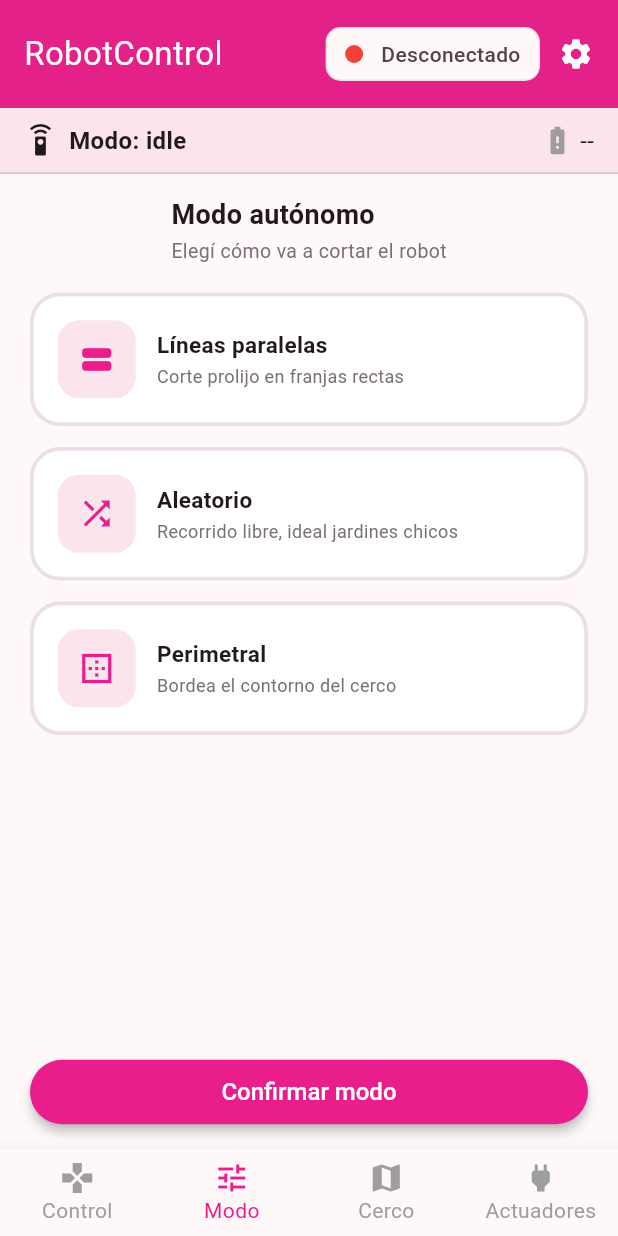
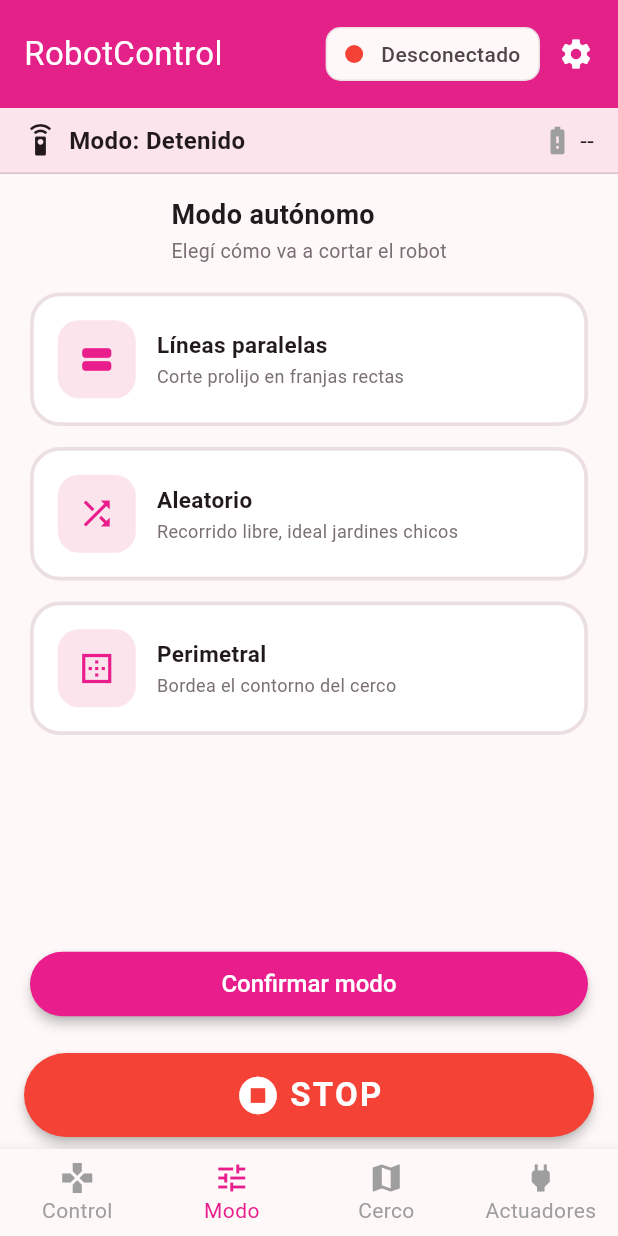
Before and after one commit to carolparedesf/lawn-mower-robot, a Flutter app: the screen it shows after launch, item 2 of the bottom bar chosen, after a tap on "Líneas paralelas", on a phone screen of 412 x 824 dp. Run offline on Flutter 3.47's test engine with Material 3 defaults, Android fonts, the phone set to English and light mode, and no system bars; our stand-ins replace flutter_map, latlong2; missing offline and left inert: flutter_joystick, mqtt_client.

Commit message:
feat(app): boton STOP, estado en espanol y fuera la opcion de rectangulo
- STOP grande y siempre visible: publica {"dir":"stop","speed":0.0} en
  robot/cmd/move y setMode('stop').
- Barra de estado en espanol (Detenido, Manual, Aleatorio, Lineas
  paralelas, Perimetral; bateria "--" sin dato).
- Se quita "Rectangulo por medidas" (boton, dialogo, codigo y tests);
  quedan tocar para dibujar, "Vertice en el robot" y la etiqueta de tamano.
- Sin emoji en el boton de modo autonomo.

```diff
--- a/mobile_app/lawnbot_app/lib/providers/connection_provider.dart
+++ b/mobile_app/lawnbot_app/lib/providers/connection_provider.dart
@@ -4,6 +4,9 @@ import 'package:flutter/foundation.dart';
 import 'package:mqtt_client/mqtt_client.dart';
 import '../config/mqtt_config.dart';
 import '../services/mqtt_service.dart';
+
+/// Payload of robot/cmd/move for "no movement" (what the joystick sends on release).
+String stopMovePayload() => jsonEncode({'dir': 'stop', 'speed': 0.0});
 
 class ConnectionProvider extends ChangeNotifier {
   bool _connected = false;
@@ -39,6 +42,16 @@ class ConnectionProvider extends ChangeNotifier {
     MqttService.instance.disconnect();
   }
 
+  /// STOP: speed 0 on robot/cmd/move (same format as the joystick) and the
+  /// "stop" mode on robot/cmd/mode (same as the Detener button).
+  void sendStop() {
+    MqttService.instance.publish(
+      MqttConfig.topicCmdMove,
+      stopMovePayload(),
+    );
+    setMode('stop');
+  }
+
   void setMode(String mode) {
     final payload = jsonEncode({'mode': mode});
     MqttService.instance.publish(
--- a/mobile_app/lawnbot_app/lib/screens/control_screen.dart
+++ b/mobile_app/lawnbot_app/lib/screens/control_screen.dart
@@ -5,22 +5,14 @@ import 'package:provider/provider.dart';
 import '../providers/connection_provider.dart';
 import '../providers/robot_state_provider.dart';
 import '../theme/robo_theme.dart';
+import '../utils/mode_labels.dart';
 import '../widgets/joystick_widget.dart';
 import '../widgets/robo_bottom_nav.dart';
 import '../widgets/robo_top_bar.dart';
+import '../widgets/robot_marker.dart';
 import '../widgets/speed_limit_selector.dart';
-import '../widgets/robot_marker.dart';
 
 const LatLng _defaultCenter = LatLng(-25.2867, -57.6470);
-
-const Map<String, String> _modeLabels = {
-  'manual': 'Manual',
-  'auto_parallel': 'Líneas paralelas',
-  'auto_random': 'Aleatorio',
-  'auto_perimeter': 'Perimetral',
-  'stop': 'Detenido',
-  'idle': 'Inactivo',
-};
 
 /// "Inicio" tab. Real GPS map (tiles, robot marker+heading, polyline trail,
 /// follow-toggle) replaces the mockup's fake SVG yard box; everything else
@@ -97,16 +89,16 @@ class _ControlScreenState extends State<ControlScreen> {
                             TileLayer(
                               urlTemplate:
                                   'https://tile.openstreetmap.org/{z}/{x}/{y}.png',
-                              userAgentPackageName:
-                                  'com.example.lawnbot_app',
+                              userAgentPackageName: 'com.example.lawnbot_app',
                             ),
                             if (robotState.positionHistory.length > 1)
                               PolylineLayer(
                                 polylines: [
                                   Polyline(
                                     points: robotState.positionHistory,
-                                    color: RoboColors.primary
-                                        .withValues(alpha: 0.6),
+                                    color: RoboColors.primary.withValues(
+                                      alpha: 0.6,
+                                    ),
                                     strokeWidth: 3,
                                   ),
                                 ],
@@ -140,9 +132,11 @@ class _ControlScreenState extends State<ControlScreen> {
                                 : RoboColors.primary,
                             onPressed: () =>
                                 setState(() => _followRobot = !_followRobot),
-                            child: Icon(_followRobot
+                            child: Icon(
+                              _followRobot
                                   ? Icons.gps_fixed
-                                : Icons.gps_not_fixed),
+                                  : Icons.gps_not_fixed,
+                            ),
                           ),
                         ),
                       ],
@@ -152,7 +146,9 @@ class _ControlScreenState extends State<ControlScreen> {
                 const SizedBox(height: 10),
                 Container(
                   padding: const EdgeInsets.symmetric(
-                      horizontal: 14, vertical: 10),
+                    horizontal: 14,
+                    vertical: 10,
+                  ),
                   decoration: BoxDecoration(
                     color: Colors.white,
                     borderRadius: BorderRadius.circular(16),
@@ -167,7 +163,8 @@ class _ControlScreenState extends State<ControlScreen> {
                   child: Row(
                     mainAxisAlignment: MainAxisAlignment.spaceBetween,
                     children: [
-                      Column(
+                      Expanded(
+                        child: Column(
                           crossAxisAlignment: CrossAxisAlignment.start,
                           children: [
                             const Text(
@@ -180,7 +177,9 @@ class _ControlScreenState extends State<ControlScreen> {
                               ),
                             ),
                             Text(
-                            _modeLabels[status.mode] ?? status.mode,
+                              modeLabel(status.mode),
+                              maxLines: 1,
+                              overflow: TextOverflow.ellipsis,
                               style: const TextStyle(
                                 fontSize: 14,
                                 fontWeight: FontWeight.w800,
@@ -189,20 +188,27 @@ class _ControlScreenState extends State<ControlScreen> {
                             ),
                           ],
                         ),
+                      ),
                       TextButton(
                         onPressed: () => widget.onNavigate(RoboTab.modo),
                         style: TextButton.styleFrom(
                           backgroundColor: RoboColors.statusBar,
                           foregroundColor: RoboColors.primary,
                           padding: const EdgeInsets.symmetric(
-                              horizontal: 14, vertical: 8),
+                            horizontal: 14,
+                            vertical: 8,
+                          ),
                           shape: RoundedRectangleBorder(
                             borderRadius: BorderRadius.circular(14),
                           ),
                         ),
-                        child: const Text('Cambiar',
+                        child: const Text(
+                          'Cambiar',
                           style: TextStyle(
-                                fontSize: 12, fontWeight: FontWeight.w700)),
+                            fontSize: 12,
+                            fontWeight: FontWeight.w700,
+                          ),
+                        ),
                       ),
                     ],
                   ),
@@ -227,12 +233,15 @@ class _ControlScreenState extends State<ControlScreen> {
             child: ElevatedButton(
               onPressed: () => _toggleAutonomous(isAutonomous),
               style: ElevatedButton.styleFrom(
-                backgroundColor:
-                    isAutonomous ? RoboColors.error : RoboColors.primary,
+                backgroundColor: isAutonomous
+                    ? RoboColors.error
+                    : RoboColors.primary,
               ),
-              child: Text(isAutonomous
-                  ? '⏸ Detener modo autónomo'
-                  : 'Iniciar modo autónomo'),
+              child: Text(
+                isAutonomous
+                    ? 'Detener modo autónomo'
+                    : 'Iniciar modo autónomo',
+              ),
             ),
           ),
         ),
--- a/mobile_app/lawnbot_app/lib/screens/home_screen.dart
+++ b/mobile_app/lawnbot_app/lib/screens/home_screen.dart
@@ -2,6 +2,7 @@ import 'package:flutter/material.dart';
 import 'package:provider/provider.dart';
 import '../providers/connection_provider.dart';
 import '../widgets/robo_bottom_nav.dart';
+import '../widgets/stop_button.dart';
 import 'actuators_screen.dart';
 import 'control_screen.dart';
 import 'geofence_screen.dart';
@@ -50,9 +51,16 @@ class _HomeScreenState extends State<HomeScreen> {
     return Scaffold(
       // The top bar paints the status-bar area itself (pink, edge to edge)
       body: SafeArea(top: false, child: body),
+      // STOP is on every screen, right above the navigation
       bottomNavigationBar: SafeArea(
         top: false,
-        child: RoboBottomNav(active: _tab, onTap: _onNavigate),
+        child: Column(
+          mainAxisSize: MainAxisSize.min,
+          children: [
+            const StopButton(),
+            RoboBottomNav(active: _tab, onTap: _onNavigate),
+          ],
+        ),
       ),
     );
   }
--- /dev/null
+++ b/mobile_app/lawnbot_app/lib/utils/mode_labels.dart
@@ -0,0 +1,13 @@
+/// Spanish name of a robot/status `mode` for the status bar and mode banner.
+const Map<String, String> _modeLabels = {
+  'idle': 'Detenido',
+  'stop': 'Detenido',
+  'manual': 'Manual',
+  'auto_random': 'Aleatorio',
+  'auto_parallel': 'Líneas paralelas',
+  'auto_perimeter': 'Perimetral',
+};
+
+/// "Detenido", "Manual", "Aleatorio", "Líneas paralelas" or "Perimetral"; an
+/// unknown mode is shown as received so nothing is silently hidden.
+String modeLabel(String mode) => _modeLabels[mode] ?? mode;
--- a/mobile_app/lawnbot_app/lib/widgets/robo_top_bar.dart
+++ b/mobile_app/lawnbot_app/lib/widgets/robo_top_bar.dart
@@ -4,6 +4,7 @@ import 'package:provider/provider.dart';
 import '../providers/connection_provider.dart';
 import '../providers/robot_state_provider.dart';
 import '../theme/robo_theme.dart';
+import '../utils/mode_labels.dart';
 import 'alert_banner.dart';
 import 'battery_display.dart';
 
@@ -68,26 +69,37 @@ class RoboTopBar extends StatelessWidget {
             padding: const EdgeInsets.symmetric(horizontal: 16, vertical: 10),
             decoration: const BoxDecoration(
               color: RoboColors.statusBar,
-              border: Border(bottom: BorderSide(color: RoboColors.borderStrong)),
+              border: Border(
+                bottom: BorderSide(color: RoboColors.borderStrong),
+              ),
             ),
             child: Row(
               mainAxisAlignment: MainAxisAlignment.spaceBetween,
               children: [
-                Row(
+                Expanded(
+                  child: Row(
                     children: [
-                    const Icon(Icons.settings_remote,
-                        size: 22, color: RoboColors.text),
+                      const Icon(
+                        Icons.settings_remote,
+                        size: 22,
+                        color: RoboColors.text,
+                      ),
                       const SizedBox(width: 8),
-                    Text(
-                      'Modo: ${status.mode}',
+                      Flexible(
+                        child: Text(
+                          'Modo: ${modeLabel(status.mode)}',
                           key: const Key('status_mode'),
+                          maxLines: 1,
+                          overflow: TextOverflow.ellipsis,
                           style: const TextStyle(
                             fontSize: 16,
                             fontWeight: FontWeight.w700,
                             color: RoboColors.text,
                           ),
                         ),
+                      ),
                     ],
+                  ),
                 ),
                 Row(
                   children: [
--- /dev/null
+++ b/mobile_app/lawnbot_app/lib/widgets/stop_button.dart
@@ -0,0 +1,38 @@
+import 'package:flutter/material.dart';
+import 'package:provider/provider.dart';
+import '../providers/connection_provider.dart';
+import '../theme/robo_theme.dart';
+
+/// Big STOP button shown on every screen (above the bottom navigation). Sends
+/// speed 0 on robot/cmd/move and the "stop" mode on robot/cmd/mode. Always
+/// enabled: with no connection nothing is sent, but it never looks inactive.
+class StopButton extends StatelessWidget {
+  const StopButton({super.key});
+
+  @override
+  Widget build(BuildContext context) {
+    return Padding(
+      padding: const EdgeInsets.fromLTRB(16, 8, 16, 8),
+      child: SizedBox(
+        width: double.infinity,
+        height: 56,
+        child: ElevatedButton.icon(
+          key: const Key('stop_button'),
+          onPressed: () => context.read<ConnectionProvider>().sendStop(),
+          icon: const Icon(Icons.stop_circle, size: 30),
+          label: const Text('STOP'),
+          style: ElevatedButton.styleFrom(
+            backgroundColor: RoboColors.error,
+            foregroundColor: Colors.white,
+            textStyle: const TextStyle(
+              fontFamily: 'Roboto',
+              fontWeight: FontWeight.w700,
+              fontSize: 22,
+              letterSpacing: 1.5,
+            ),
+          ),
+        ),
+      ),
+    );
+  }
+}
```
Also changed, not shown: mobile_app/lawnbot_app/lib/providers/geofence_provider.dart (+0 -8 lines), mobile_app/lawnbot_app/lib/screens/geofence_screen.dart (+4 -21 lines), mobile_app/lawnbot_app/lib/utils/geo.dart (+0 -25 lines), mobile_app/lawnbot_app/lib/widgets/geofence_vertex_actions.dart (+3 -24 lines), mobile_app/lawnbot_app/lib/widgets/rectangle_dialog.dart (deleted, +0 -115 lines), 2 other files. Lines whose indentation alone changed are shown as unchanged.
